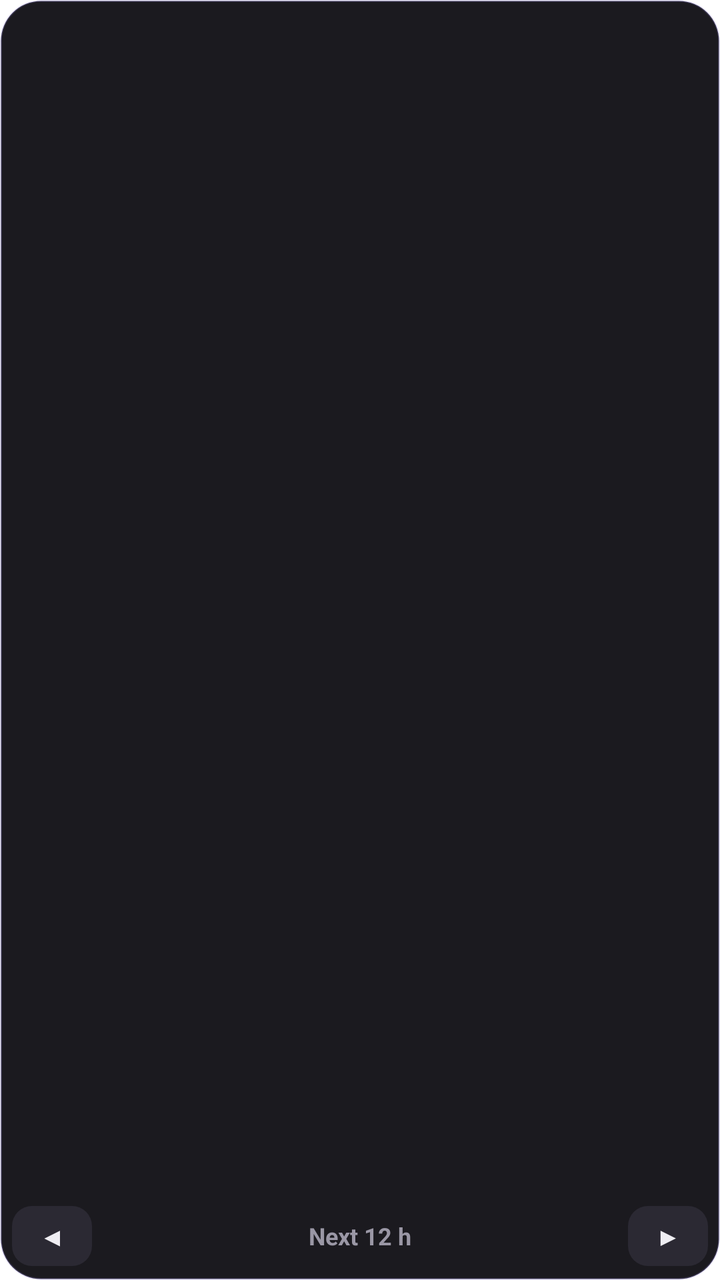
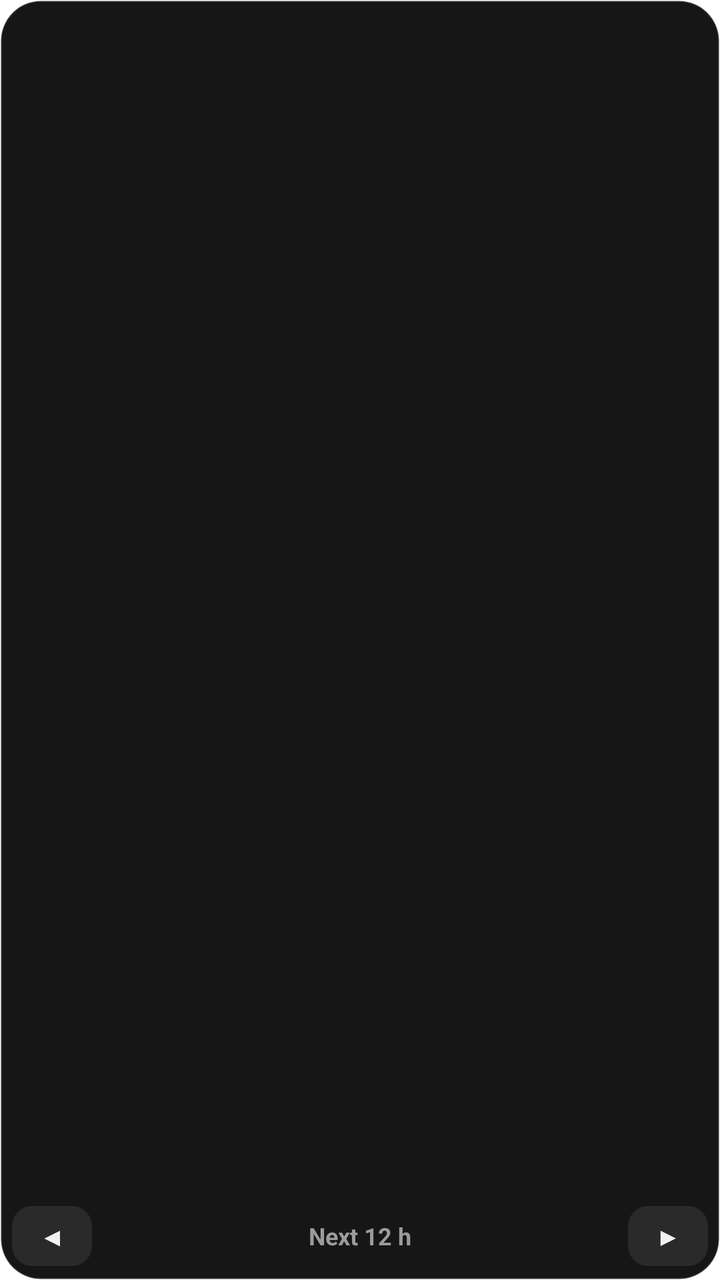

The first picture is an Android layout as it rendered before a commit; the second is the same layout after the commit. The layout source and the unified diff follow.
<!-- AndroidManifest.xml: fallback theme Theme.MaterialComponents.DayNight.NoActionBar -->
<!-- res/layout/bw_dial.xml -->
<?xml version="1.0" encoding="utf-8"?>
<LinearLayout xmlns:android="http://schemas.android.com/apk/res/android"
  android:id="@+id/bw_root"
  android:layout_width="match_parent"
  android:layout_height="match_parent"
  android:background="@drawable/bovi_widget_bg"
  android:orientation="vertical"
  android:padding="6dp">
  <ImageView
    android:id="@+id/bw_image"
    android:layout_width="match_parent"
    android:layout_height="0dp"
    android:layout_weight="1"
    android:contentDescription="BOVI dial"
    android:scaleType="fitCenter" />
  <LinearLayout
    android:layout_width="match_parent"
    android:layout_height="32dp"
    android:gravity="center_vertical"
    android:orientation="horizontal">
    <TextView
      android:id="@+id/bw_dial_prev"
      android:layout_width="40dp"
      android:layout_height="30dp"
      android:background="@drawable/bw_button"
      android:contentDescription="Turn back 3 hours"
      android:gravity="center"
      android:text="◀"
      android:textColor="#EEEDF2"
      android:textSize="13sp" />
    <TextView
      android:id="@+id/bw_dial_label"
      android:layout_width="0dp"
      android:layout_height="wrap_content"
      android:layout_weight="1"
      android:ellipsize="end"
      android:gravity="center"
      android:maxLines="1"
      android:text="Next 12 h"
      android:textColor="#9A97A5"
      android:textSize="12sp"
      android:textStyle="bold" />
    <TextView
      android:id="@+id/bw_dial_next"
      android:layout_width="40dp"
      android:layout_height="30dp"
      android:background="@drawable/bw_button"
      android:contentDescription="Turn forward 3 hours"
      android:gravity="center"
      android:text="▶"
      android:textColor="#EEEDF2"
      android:textSize="13sp" />
  </LinearLayout>
</LinearLayout>
<!-- resources referenced by this layout -->
<resources>
  <!-- drawable bovi_widget_bg (drawable) -->
  <?xml version="1.0" encoding="utf-8"?>
  <shape xmlns:android="http://schemas.android.com/apk/res/android" android:shape="rectangle">
    <solid android:color="#F20F0E13" />
    <corners android:radius="20dp" />
    <stroke android:width="1dp" android:color="#33A594F9" />
  </shape>
  <!-- drawable bw_button (drawable) -->
  <?xml version="1.0" encoding="utf-8"?>
  <shape xmlns:android="http://schemas.android.com/apk/res/android" android:shape="rectangle">
    <solid android:color="#2B2933" />
    <corners android:radius="10dp" />
  </shape>
</resources>

<!-- the commit's change to res/layout/bw_dial.xml (unified diff, before → after) -->
@@ -26,7 +26,7 @@
       android:contentDescription="Turn back 3 hours"
       android:gravity="center"
       android:text="◀"
-      android:textColor="#EEEDF2"
+      android:textColor="#F2F2F2"
       android:textSize="13sp" />
     <TextView
       android:id="@+id/bw_dial_label"
@@ -37,7 +37,7 @@
       android:gravity="center"
       android:maxLines="1"
       android:text="Next 12 h"
-      android:textColor="#9A97A5"
+      android:textColor="#9B9B9B"
       android:textSize="12sp"
       android:textStyle="bold" />
     <TextView
@@ -48,7 +48,7 @@
       android:contentDescription="Turn forward 3 hours"
       android:gravity="center"
       android:text="▶"
-      android:textColor="#EEEDF2"
+      android:textColor="#F2F2F2"
       android:textSize="13sp" />
   </LinearLayout>
 </LinearLayout>
<!-- resource entries referenced after the edit -->
@@ -3,14 +3,14 @@
   <!-- drawable bovi_widget_bg (drawable) -->
   <?xml version="1.0" encoding="utf-8"?>
   <shape xmlns:android="http://schemas.android.com/apk/res/android" android:shape="rectangle">
-    <solid android:color="#F20F0E13" />
+    <solid android:color="#F20A0A0A" />
     <corners android:radius="20dp" />
-    <stroke android:width="1dp" android:color="#33A594F9" />
+    <stroke android:width="1dp" android:color="#24FFFFFF" />
   </shape>
   <!-- drawable bw_button (drawable) -->
   <?xml version="1.0" encoding="utf-8"?>
   <shape xmlns:android="http://schemas.android.com/apk/res/android" android:shape="rectangle">
-    <solid android:color="#2B2933" />
+    <solid android:color="#2A2A2A" />
     <corners android:radius="10dp" />
   </shape>
 </resources>
